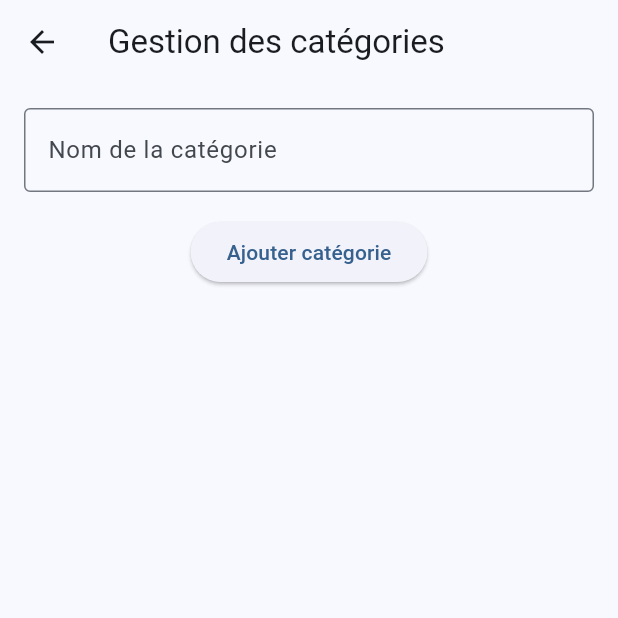
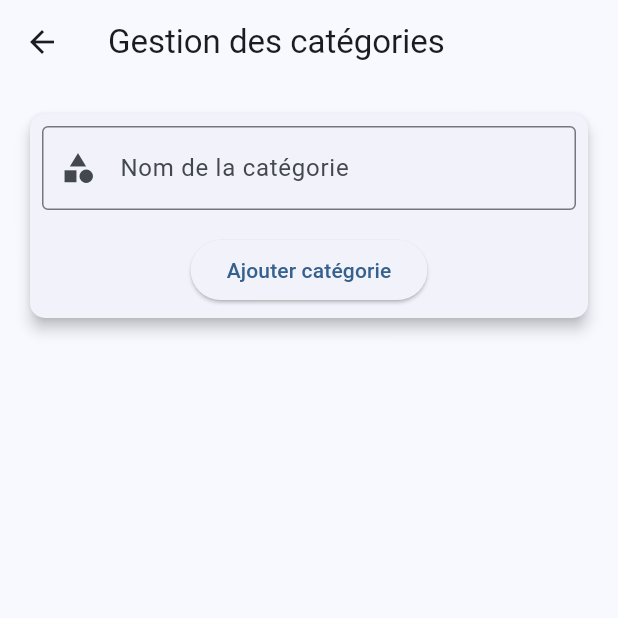
Before and after one commit to ThRedMat/flutter-M2, a Flutter app: the CategoriesPage screen opened directly, on a phone screen of 412 x 824 dp, the top half of it. Run offline on Flutter 3.47's test engine with Material 3 defaults, Android fonts, the phone set to English and light mode, and no system bars; our stand-ins replace camera, cloud_firestore, firebase_auth, firebase_core; accounts and stored records are empty.

Commit message:
style et darkmode

```diff
--- a/lib/categorie.dart
+++ b/lib/categorie.dart
@@ -15,24 +15,19 @@ class _CategoriesPageState extends State<CategoriesPage> {
   @override
   void initState() {
     super.initState();
-    // Chargez les catégories existantes lors de l'initialisation de la page
     _categoriesStream =
         FirebaseFirestore.instance.collection('categories').snapshots();
   }
 
   Future<void> addCategory(String categoryName) async {
     if (categoryName.isEmpty) {
-      // Vérifiez si le champ est vide
       return;
     }
     try {
-      // Ajoutez la catégorie à la base de données Firestore
       await FirebaseFirestore.instance.collection('categories').add({
         'name': categoryName,
       });
-      // Effacez le texte du contrôleur après l'ajout
       _categoryController.clear();
-      // Affichez un message de succès
       ScaffoldMessenger.of(context).showSnackBar(
         SnackBar(
           content: Text('Catégorie ajoutée avec succès'),
@@ -40,7 +35,6 @@ class _CategoriesPageState extends State<CategoriesPage> {
         ),
       );
     } catch (e) {
-      // Gérez les erreurs éventuelles
       print('Erreur lors de l\'ajout de la catégorie: $e');
       ScaffoldMessenger.of(context).showSnackBar(
         SnackBar(
@@ -53,14 +47,12 @@ class _CategoriesPageState extends State<CategoriesPage> {
 
   Future<void> updateCategory(String categoryId, String newName) async {
     try {
-      // Mettez à jour le nom de la catégorie dans la base de données Firestore
       await FirebaseFirestore.instance
           .collection('categories')
           .doc(categoryId)
           .update({
         'name': newName,
       });
-      // Affichez un message de succès
       ScaffoldMessenger.of(context).showSnackBar(
         SnackBar(
           content: Text('Catégorie mise à jour avec succès'),
@@ -68,7 +60,6 @@ class _CategoriesPageState extends State<CategoriesPage> {
         ),
       );
     } catch (e) {
-      // Gérez les erreurs éventuelles
       print('Erreur lors de la mise à jour de la catégorie: $e');
       ScaffoldMessenger.of(context).showSnackBar(
         SnackBar(
@@ -89,35 +80,54 @@ class _CategoriesPageState extends State<CategoriesPage> {
         padding: const EdgeInsets.all(16.0),
         child: Column(
           children: [
+            Card(
+              elevation: 4.0,
+              shape: RoundedRectangleBorder(
+                borderRadius: BorderRadius.circular(10.0),
+              ),
+              child: Padding(
+                padding: const EdgeInsets.all(8.0),
+                child: Column(
+                  children: [
                     TextField(
                       controller: _categoryController,
                       decoration: InputDecoration(
                         labelText: 'Nom de la catégorie',
                         border: OutlineInputBorder(),
+                        prefixIcon: Icon(Icons.category),
                       ),
                     ),
                     SizedBox(height: 16),
                     ElevatedButton(
                       onPressed: () {
-                // Appel de la fonction pour ajouter la catégorie
                         addCategory(_categoryController.text);
                       },
+                      style: ElevatedButton.styleFrom(),
                       child: Text('Ajouter catégorie'),
                     ),
+                  ],
+                ),
+              ),
+            ),
             SizedBox(height: 16),
-            StreamBuilder<QuerySnapshot>(
+            Expanded(
+              child: StreamBuilder<QuerySnapshot>(
                 stream: _categoriesStream,
                 builder: (context, snapshot) {
                   if (snapshot.connectionState == ConnectionState.waiting) {
-                  return CircularProgressIndicator();
+                    return Center(child: CircularProgressIndicator());
                   }
                   final categories = snapshot.data!.docs;
                   return ListView.builder(
-                  shrinkWrap: true,
                     itemCount: categories.length,
                     itemBuilder: (context, index) {
                       final category = categories[index];
-                    return ListTile(
+                      return Card(
+                        elevation: 2.0,
+                        shape: RoundedRectangleBorder(
+                          borderRadius: BorderRadius.circular(10.0),
+                        ),
+                        child: ListTile(
                           title: Text(category['name']),
                           trailing: IconButton(
                             icon: Icon(Icons.edit),
@@ -130,7 +140,6 @@ class _CategoriesPageState extends State<CategoriesPage> {
                                     controller: TextEditingController(
                                         text: category['name']),
                                     onChanged: (value) {
-                                  // Mettez à jour le texte du contrôleur lorsque l'utilisateur modifie la valeur
                                       _categoryController.text = value;
                                     },
                                     decoration: InputDecoration(
@@ -146,11 +155,11 @@ class _CategoriesPageState extends State<CategoriesPage> {
                                     ),
                                     ElevatedButton(
                                       onPressed: () {
-                                    // Appel de la fonction pour mettre à jour la catégorie
-                                    updateCategory(
-                                        category.id, _categoryController.text);
+                                        updateCategory(category.id,
+                                            _categoryController.text);
                                         Navigator.pop(context);
                                       },
+                                      style: ElevatedButton.styleFrom(),
                                       child: Text('Enregistrer'),
                                     ),
                                   ],
@@ -158,10 +167,12 @@ class _CategoriesPageState extends State<CategoriesPage> {
                               );
                             },
                           ),
+                        ),
                       );
                     },
                   );
                 },
+              ),
             ),
           ],
         ),
```
Also changed, not shown: lib/add_product.dart (+23 -7 lines), lib/my_home_page.dart (+22 -3 lines). Lines whose indentation alone changed are shown as unchanged.
